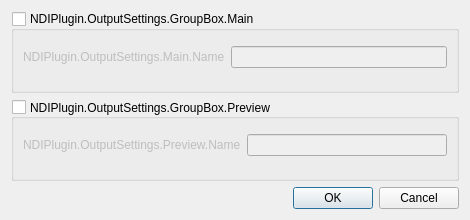
Before: the Qt Designer form src/forms/output-settings.ui in DistroAV/DistroAV, drawn with Qt 5.
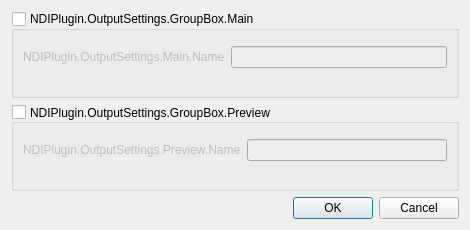
After: the same form once the commit is applied.

Commit message: settings: min window height to 230 + min height on labels and textboxes

Diff of the .ui file:
```diff
--- a/src/forms/output-settings.ui
+++ b/src/forms/output-settings.ui
@@ -7,7 +7,7 @@
     <x>0</x>
     <y>0</y>
     <width>470</width>
-    <height>220</height>
+    <height>230</height>
    </rect>
   </property>
   <property name="minimumSize">
@@ -19,7 +19,7 @@
   <property name="maximumSize">
    <size>
     <width>16777215</width>
-    <height>220</height>
+    <height>300</height>
    </size>
   </property>
   <property name="windowTitle">
@@ -59,13 +59,26 @@
       </item>
       <item row="1" column="0">
        <widget class="QLabel" name="previewOutputNameLabel">
+        <property name="minimumSize">
+         <size>
+          <width>0</width>
+          <height>15</height>
+         </size>
+        </property>
         <property name="text">
          <string>NDIPlugin.OutputSettings.Preview.Name</string>
         </property>
        </widget>
       </item>
       <item row="1" column="1">
-       <widget class="QLineEdit" name="previewOutputName"/>
+       <widget class="QLineEdit" name="previewOutputName">
+        <property name="minimumSize">
+         <size>
+          <width>0</width>
+          <height>15</height>
+         </size>
+        </property>
+       </widget>
       </item>
      </layout>
     </widget>
```
Left out of the diff: 15 changed lines with no effect on the pictures.
